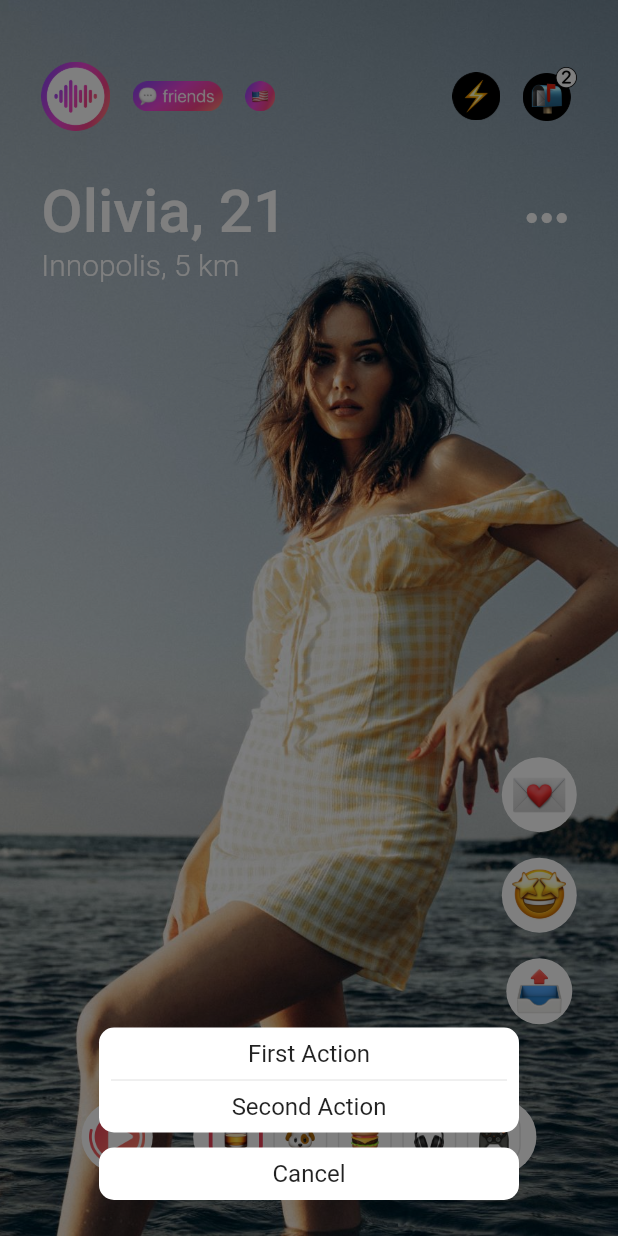
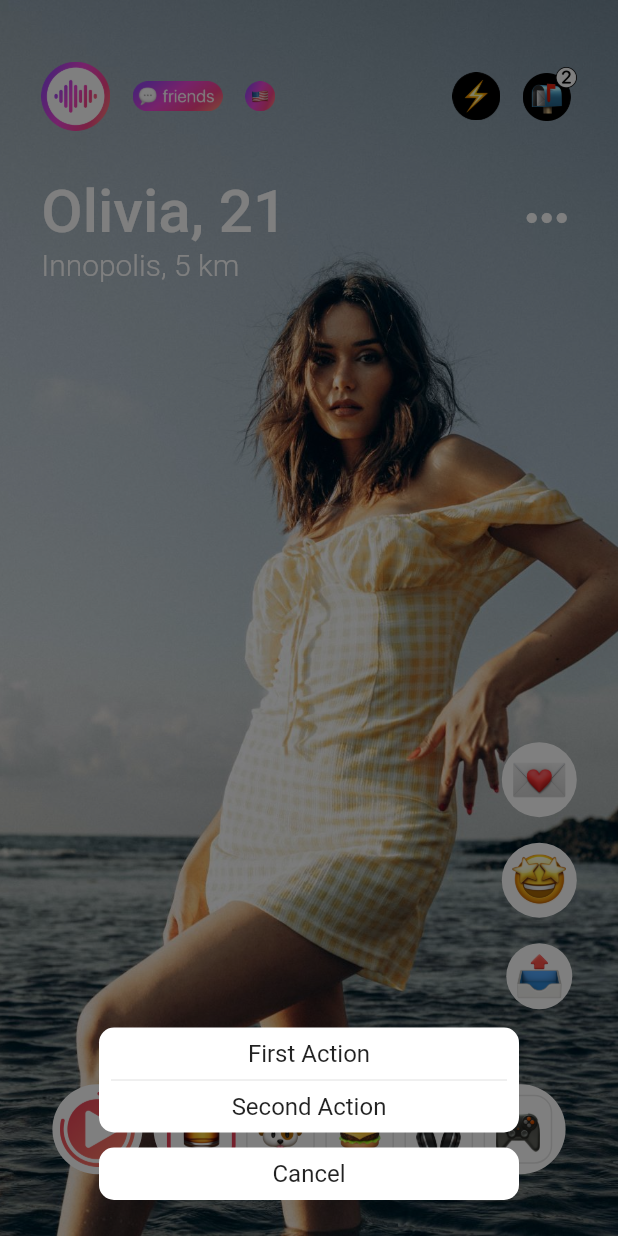
Before and after one commit to O-lich/test_task_user_card, a Flutter app: the screen it shows after launch, after a tap on the "keyboard control" icon, on a phone screen of 412 x 824 dp. Run offline on Flutter 3.47's test engine with Material 2 defaults, Android fonts, the phone set to English and light mode, and no system bars; our stand-ins replace audioplayers; Roboto replaces fonts that are missing (SanFrancisco).

Commit message:
Issues fixed

```diff
--- a/lib/const/app_images.dart
+++ b/lib/const/app_images.dart
@@ -28,5 +28,5 @@ List <String> favoriteLogos = [
  'assets/logos/dog_logo.png',
  'assets/logos/burger_logo.png',
  'assets/logos/headphones_logo.png',
- 'assets/logos/gamepad_logo.png'
+ 'assets/logos/gamepad_logo.png',
 ];
--- a/lib/ui/screens/user_card_screen/user_card_screen.dart
+++ b/lib/ui/screens/user_card_screen/user_card_screen.dart
@@ -59,7 +59,7 @@ class _UserCardScreenState extends State<UserCardScreen> {
         onPageChanged: (index) {
           controller.animateToPage(index,
               duration: const Duration(milliseconds: 1000),
-              curve: Curves.bounceOut);
+              curve: Curves.linear);
         },
         physics: const BouncingScrollPhysics(),
         scrollDirection: Axis.vertical,
@@ -201,8 +201,8 @@ class _UserCardScreenState extends State<UserCardScreen> {
                           children: [
                             AudioWidget(audioPlayer: audioPlayer),
                             Container(
-                              width: (width / 9) * favoriteLogos.length,
-                              height: 50,
+                              width: (width / 1.5),
+                              height: 60,
                               decoration: const BoxDecoration(
                                 color: Colors.white,
                                 borderRadius:
@@ -227,18 +227,19 @@ class _UserCardScreenState extends State<UserCardScreen> {
                                                 bool value, Widget? child) {
                                               return CustomContainer
                                                   .customBottomContainerButton(
-                                                      context,
-                                                      favoriteLogos[index], () {
-                                                isClicked.value =
-                                                    !isClicked.value;
-                                                selectedIndex = index;
-                                              },
-                                                      selectedIndex == index
+                                                      context: context,
+                                                      image:
+                                                          favoriteLogos[index],
+                                                      color: selectedIndex ==
+                                                              index
                                                           ? activeIconColor
                                                           : inactiveIconColor,
-                                                      selectedIndex == index
-                                                          ? 2.5
-                                                          : 1);
+                                                      borderWidth:
+                                                          selectedIndex == index
+                                                              ? 2.5
+                                                              : 1,
+                                                      width: width / 9,
+                                                      height: width / 9);
                                             },
                                           );
                                         },
--- a/lib/ui/style/custom_container_button.dart
+++ b/lib/ui/style/custom_container_button.dart
@@ -2,17 +2,26 @@ import 'package:flutter/material.dart';
 import 'custom_box_decoration.dart';
 
 class CustomContainer {
-  static GestureDetector customBottomContainerButton(BuildContext context,
-      String image, void Function()? onTap, Color color, double width) {
+  static GestureDetector customBottomContainerButton(
+      {required BuildContext context,
+      required String image,
+      void Function()? onTap,
+      required Color color,
+      required double borderWidth,
+      required double width,
+      required double height
+
+      }) {
     return GestureDetector(
       onTap: onTap,
       child: Container(
-        decoration: CustomBoxDecoration.boxDecoration(context, color, width),
+        width: width,
+        height: height,
+        decoration: CustomBoxDecoration.boxDecoration(context, color, borderWidth),
         child: Padding(
           padding: const EdgeInsets.all(7.0),
           child: Image.asset(
             image,
-            scale: 3,
           ),
         ),
       ),
--- a/lib/widgets/audio_widget.dart
+++ b/lib/widgets/audio_widget.dart
@@ -63,7 +63,7 @@ class _AudioWidgetState extends State<AudioWidget> {
           padding: const EdgeInsets.all(5),
           child: Image.asset(
             isPlaying == false ? icons[0] : icons[1],
-            scale: 4,
+            scale: 3,
           ),
         ),
       ),
```
